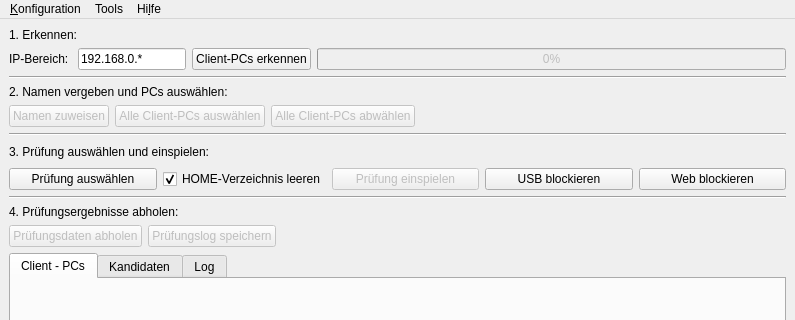
The window that ui/Ui_MainWindow2.ui (greenorca/ECMan) describes before a commit, drawn with Qt 5; both pictures show x 0 to 795 and y 0 to 320 of the 795 by 587 pixel window.
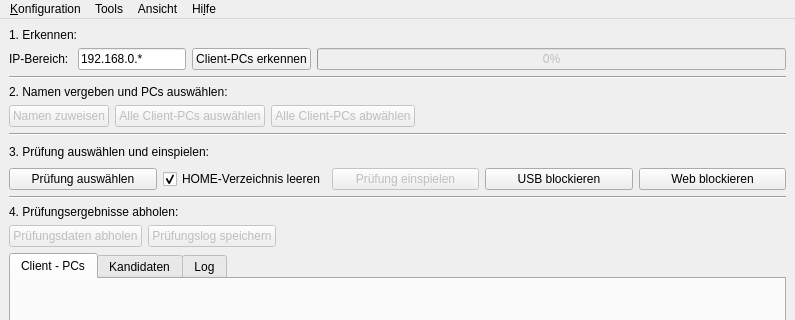
The same window after the commit. Icons and pictures are not drawn.

Commit message: added action items to sort LBClinet buttons by candidate name or computer name. tested, works

Patch:
```diff
--- a/ui/Ui_MainWindow2.ui
+++ b/ui/Ui_MainWindow2.ui
@@ -447,7 +447,7 @@
      <x>0</x>
      <y>0</y>
      <width>795</width>
-     <height>23</height>
+     <height>22</height>
     </rect>
    </property>
    <widget class="QMenu" name="menuKonfiguration">
@@ -473,8 +473,16 @@
     <addaction name="actionOnlineHelp"/>
     <addaction name="actionOfflineHelp"/>
    </widget>
+   <widget class="QMenu" name="menuAnsicht">
+    <property name="title">
+     <string>Ansicht</string>
+    </property>
+    <addaction name="actionSortClientByCandidateName"/>
+    <addaction name="actionSortClientByComputerName"/>
+   </widget>
    <addaction name="menuKonfiguration"/>
    <addaction name="menuBatch_Operationen"/>
+   <addaction name="menuAnsicht"/>
    <addaction name="menuHilfe"/>
   </widget>
   <widget class="QStatusBar" name="statusbar">
```
Left out of the diff: 10 changed lines with no effect on the pictures. The commit also changes 2 other files.
